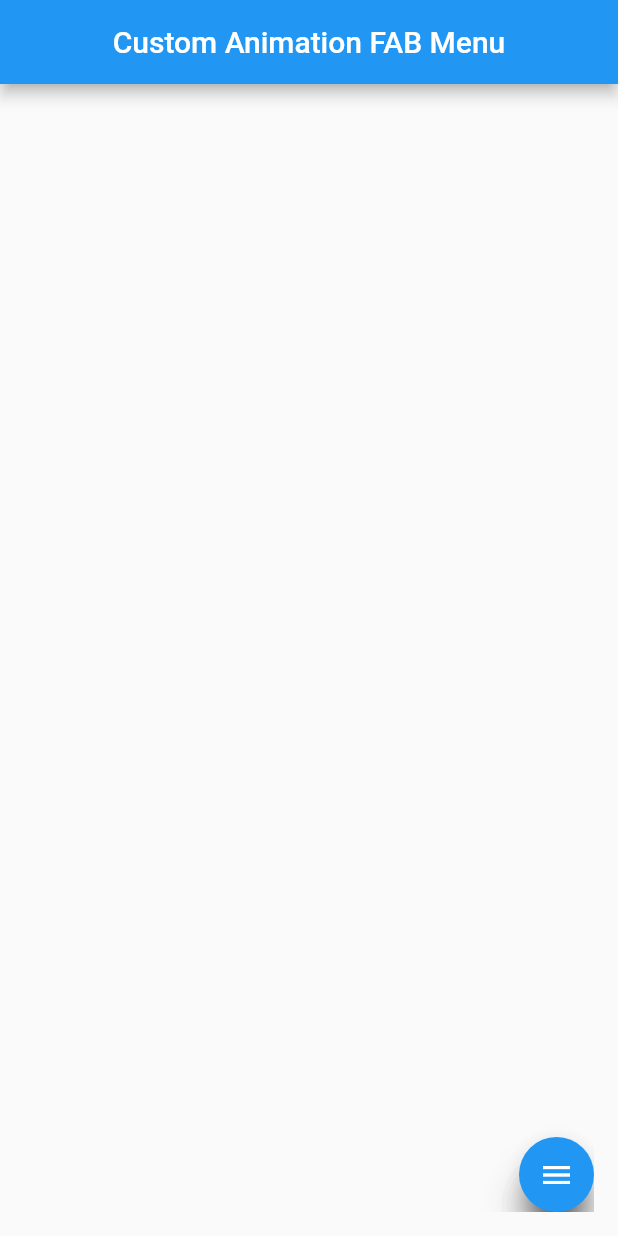
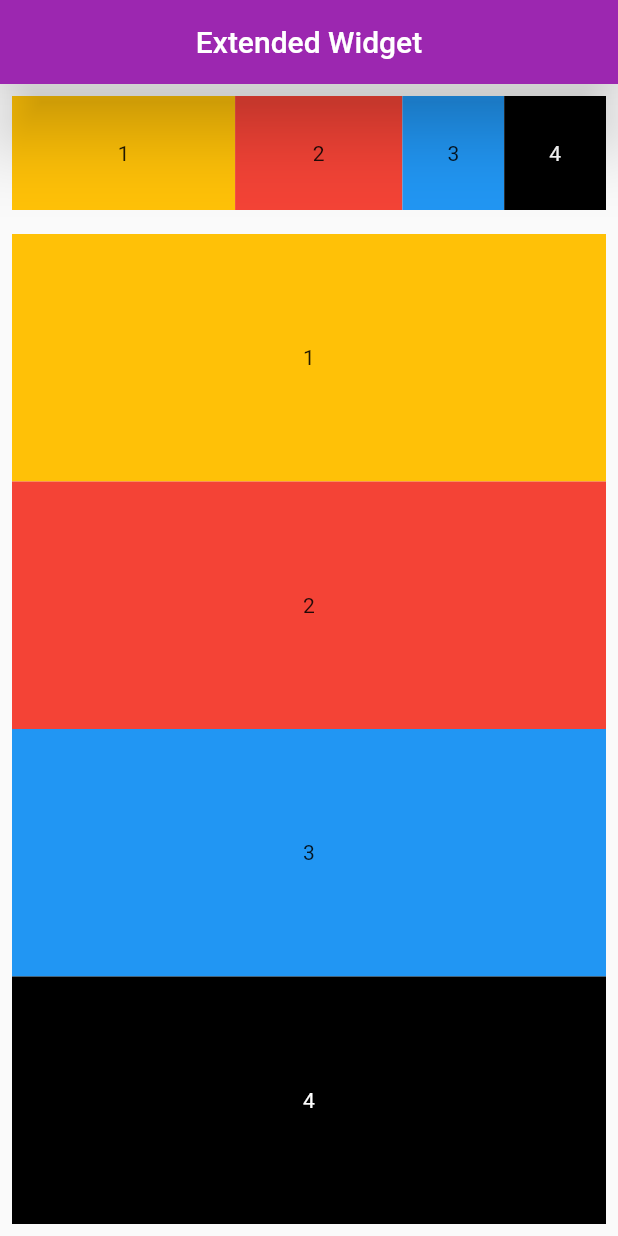
Before and after one commit to anikrakib/flutter-widgets, a Flutter app: the screen it shows after launch, on a phone screen of 412 x 824 dp. Run offline on Flutter 3.47's test engine with Material 2 defaults, Android fonts, the phone set to English and light mode, and no system bars.

Commit message:
Expanded widget use in row and column

```diff
--- a/lib/main.dart
+++ b/lib/main.dart
@@ -1,5 +1,5 @@
 import 'package:flutter/material.dart';
-import 'package:flutter_widget/fab_menu/circular_animated_fab_menu.dart';
+import 'package:flutter_widget/widget/expanded_widget.dart';
 
 void main() {
   runApp(const MaterialApp(
@@ -14,6 +14,6 @@ class HomePage extends StatelessWidget {
 
   @override
   Widget build(BuildContext context) {
-    return const Scaffold(appBar: null, body: CircularFabMenu());
+    return const Scaffold(appBar: null, body: ExpandedWidget());
   }
 }
--- /dev/null
+++ b/lib/widget/expanded_widget.dart
@@ -0,0 +1,105 @@
+import 'package:flutter/material.dart';
+
+class ExpandedWidget extends StatelessWidget {
+  const ExpandedWidget({Key? key}) : super(key: key);
+
+  @override
+  Widget build(BuildContext context) {
+    return Scaffold(
+      appBar: AppBar(
+        title: const Text('Extended Widget'),
+        centerTitle: true,
+        backgroundColor: Colors.purple,
+        elevation: 20,
+      ),
+      body: Column(
+        children: [
+          Padding(
+            padding: const EdgeInsets.all(8.0),
+            child: rowContainer(),
+          ),
+          Expanded(
+            child: Padding(
+              padding: const EdgeInsets.all(8.0),
+              child: columnContainer(),
+            ),
+          ),
+        ],
+      ),
+    );
+  }
+}
+
+Widget rowContainer() => Row(
+      children: [
+        Expanded(
+          flex: 4,
+          child: Container(
+            padding: const EdgeInsets.all(30.0),
+            color: Colors.amber,
+            child: const Center(child: Text('1')),
+          ),
+        ),
+        Expanded(
+          flex: 3,
+          child: Container(
+            padding: const EdgeInsets.all(30.0),
+            color: Colors.red,
+            child: const Center(child: Text('2')),
+          ),
+        ),
+        Expanded(
+          flex: 0,
+          child: Container(
+            padding: const EdgeInsets.all(30.0),
+            color: Colors.blue,
+            child: const Center(child: Text('3')),
+          ),
+        ),
+        Expanded(
+          flex: 0,
+          child: Container(
+            padding: const EdgeInsets.all(30.0),
+            color: Colors.black,
+            child: const Center(
+                child: Text(
+              '4',
+              style: TextStyle(color: Colors.white),
+            )),
+          ),
+        ),
+      ],
+    );
+
+Widget columnContainer() => Column(
+      children: [
+        Expanded(
+          child: Container(
+            color: Colors.amber,
+            child: const Center(child: Text('1')),
+          ),
+        ),
+        Expanded(
+          child: Container(
+            color: Colors.red,
+            child: const Center(child: Text('2')),
+          ),
+        ),
+        Expanded(
+          child: Container(
+            color: Colors.blue,
+            child: const Center(child: Text('3')),
+          ),
+        ),
+        Expanded(
+          child: Container(
+            color: Colors.black,
+            child: const Center(
+                child: Text(
+              '4',
+              style: TextStyle(color: Colors.white),
+            )),
+          ),
+        ),
+      ],
+    );
```
